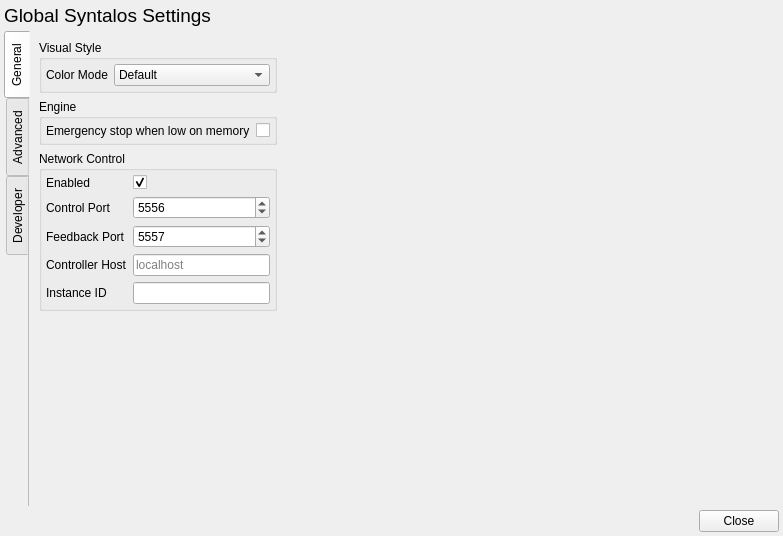
syntalos/syntalos, file src/globalconfigdialog.ui: the form before one commit.
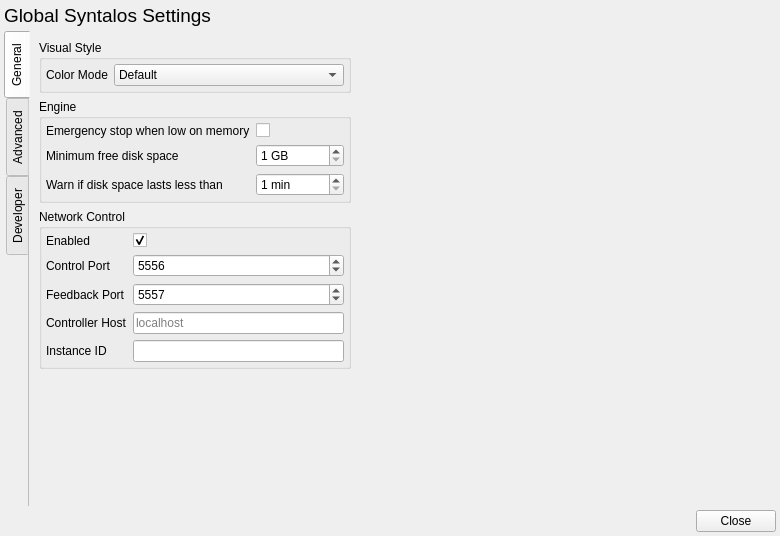
The form after the commit. Icons and pictures are not drawn.

Commit message:
Measure project disk space consumption and warn early if we run out of space
By learning & recording how much space typical experiment runs will
take, as well as the current data accumulation rate, we can warn earlier
and protect the run earlier as well if we are close to running out of
space.

The edit to the form file:
```diff
--- a/src/globalconfigdialog.ui
+++ b/src/globalconfigdialog.ui
@@ -9,7 +9,7 @@
    <rect>
     <x>0</x>
     <y>0</y>
-    <width>783</width>
+    <width>780</width>
     <height>536</height>
    </rect>
   </property>
@@ -157,6 +157,52 @@
              <item row="0" column="1">
               <widget class="QCheckBox" name="cbEmergencyOOMStop"/>
              </item>
+             <item row="1" column="0">
+              <widget class="QLabel" name="minFreeDiskSpaceLabel">
+               <property name="toolTip">
+                <string>Warn before a run if less than this amount of disk space is available, and while a run is in progress if the free space drops below it.</string>
+               </property>
+               <property name="text">
+                <string>Minimum free disk space</string>
+               </property>
+              </widget>
+             </item>
+             <item row="1" column="1">
+              <widget class="QSpinBox" name="sbMinFreeDiskSpace">
+               <property name="suffix">
+                <string> GB</string>
+               </property>
+               <property name="minimum">
+                <number>1</number>
+               </property>
+               <property name="maximum">
+                <number>100000</number>
+               </property>
+              </widget>
+             </item>
+             <item row="2" column="0">
+              <widget class="QLabel" name="diskSpaceWarnMinutesLabel">
+               <property name="toolTip">
+                <string>While a run is in progress, warn if the remaining disk space is estimated to last less than this many minutes at the current write rate.</string>
+               </property>
+               <property name="text">
+                <string>Warn if disk space lasts less than</string>
+               </property>
+              </widget>
+             </item>
+             <item row="2" column="1">
+              <widget class="QSpinBox" name="sbDiskSpaceWarnMinutes">
+               <property name="suffix">
+                <string> min</string>
+               </property>
+               <property name="minimum">
+                <number>1</number>
+               </property>
+               <property name="maximum">
+                <number>1440</number>
+               </property>
+              </widget>
+             </item>
             </layout>
            </widget>
           </item>
```
The commit also changes 18 other files.
